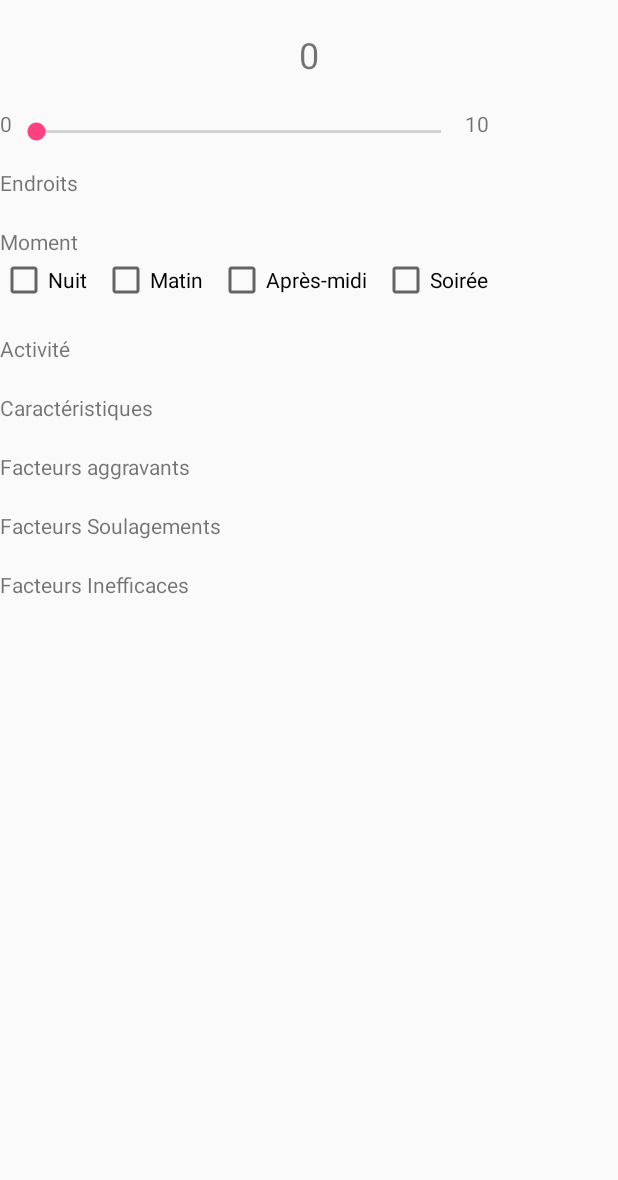
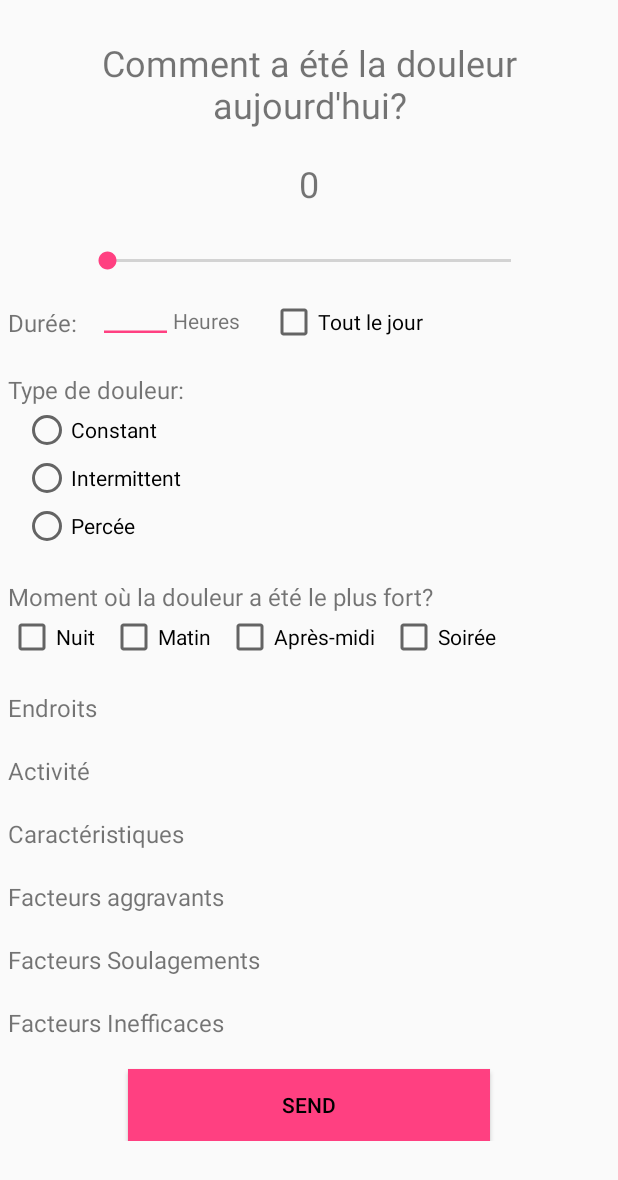
Before and after one commit to ssuffy/PaCon, an Android app: the NewDayActivity screen opened directly, with no data from a screen before it, on a phone screen of 412 x 824 dp. Shown: the top 1180 px of the screen. Run offline under Robolectric (Android 15) with nearby library versions, the phone set to English and light mode, and no system bars; our stand-ins replace Firebase (no records; nobody signed in at launch, a user with empty details on screens opened directly).

Commit message:
Ajout sur la saisie de la journée

```diff
--- a/app/src/main/java/com/sofi/pacon/NewDayActivity.java
+++ b/app/src/main/java/com/sofi/pacon/NewDayActivity.java
@@ -26,11 +26,7 @@ public class NewDayActivity extends AppCompatActivity {
     protected void onCreate(Bundle savedInstanceState) {
         super.onCreate(savedInstanceState);
 
-        final RelativeLayout.LayoutParams layoutParams = new RelativeLayout.LayoutParams(RelativeLayout.LayoutParams.WRAP_CONTENT,
-                RelativeLayout.LayoutParams.WRAP_CONTENT);
-        //layoutParams.setMargins(10, 10,0, 0);
-
-        referencesDAO = new ReferencesDAO(layoutParams, this);
+        referencesDAO = new ReferencesDAO(this);
 
         setContentView(R.layout.activity_new_day);
 
@@ -75,19 +71,19 @@ public class NewDayActivity extends AppCompatActivity {
         lblscoreEVA.setText(String.valueOf(progress));
 
         if (progress < 2) {
-            lblscoreEVA.setHighlightColor(Color.GREEN);
+            lblscoreEVA.setBackgroundColor(Color.GREEN);
         }
         if (progress >= 2 && progress < 4) {
-            lblscoreEVA.setHighlightColor(Color.rgb(214, 243, 65));
+            lblscoreEVA.setBackgroundColor(Color.rgb(214, 243, 65));
         }
         if (progress >= 4 && progress < 6) {
-            lblscoreEVA.setHighlightColor(Color.YELLOW);
+            lblscoreEVA.setBackgroundColor(Color.YELLOW);
         }
         if (progress >= 6 && progress < 8) {
-            lblscoreEVA.setHighlightColor(Color.rgb(255, 195, 0));
+            lblscoreEVA.setBackgroundColor(Color.rgb(255, 195, 0));
         }
         if (progress >= 8) {
-            lblscoreEVA.setHighlightColor(Color.RED);
+            lblscoreEVA.setBackgroundColor(Color.RED);
         }
     }
 
--- a/app/src/main/java/com/sofi/pacon/domain/dao/ReferencesDAO.java
+++ b/app/src/main/java/com/sofi/pacon/domain/dao/ReferencesDAO.java
@@ -26,7 +26,7 @@ public class ReferencesDAO {
     private DatabaseReference fireDatabase;
     private Context context;
 
-    public ReferencesDAO(RelativeLayout.LayoutParams layoutParams, Context context) {
+    public ReferencesDAO(Context context) {
         fireDatabase = FirebaseDatabase.getInstance().getReference();
         this.context = context;
     }
@@ -70,23 +70,25 @@ public class ReferencesDAO {
                 if (dataSnapshot.exists()) {
                     Iterable<DataSnapshot> result = dataSnapshot.getChildren();
 
-                    int cpt = 0, up = 0, left = 0;
+                    int cpt = 0, up = 0;
 
                     for (DataSnapshot value : result) {
                         RelativeLayout.LayoutParams layoutParams = new RelativeLayout.LayoutParams(RelativeLayout.LayoutParams.WRAP_CONTENT,
                                 RelativeLayout.LayoutParams.WRAP_CONTENT);
+                        layoutParams.setMargins(10, 10,50, 0);
                         String reference = value.getValue().toString();
                         CheckBox checkBox = new CheckBox(context);
                         checkBox.setText(reference);
                         int id = View.generateViewId();
                         checkBox.setId(id);
                         if (cpt > 0) {
-                            layoutParams.addRule(RelativeLayout.RIGHT_OF, left);
                             layoutParams.addRule(RelativeLayout.BELOW, up);
+                            if(cpt % 2 != 0) {
+                                layoutParams.setMargins(500, 10,10, 0);
+                            }
                         }
                         checkBox.setLayoutParams(layoutParams);
                         checkBoxesLayout.addView(checkBox);
-                        left = (cpt % 2 == 0) ? id : 0;
                         up = (cpt % 2 == 0) ? up : id;
                         cpt++;
                     }
--- a/app/src/main/res/layout/activity_new_day.xml
+++ b/app/src/main/res/layout/activity_new_day.xml
@@ -5,10 +5,23 @@
     android:layout_height="match_parent"
     tools:context="com.sofi.pacon.NewDayActivity">
 
+    <ScrollView xmlns:android="http://schemas.android.com/apk/res/android"
+        android:layout_width="match_parent"
+        android:layout_height="match_parent"
+        android:padding="5dp" >
+
         <RelativeLayout xmlns:android="http://schemas.android.com/apk/res/android"
+            android:layout_width="match_parent"
+            android:layout_height="match_parent">
+
+            <TextView
+                android:id="@+id/lblTitle_day"
                 android:layout_width="fill_parent"
-        android:layout_height="fill_parent"
-        android:scrollbarAlwaysDrawVerticalTrack="true">
+                android:layout_height="wrap_content"
+                android:text="Comment a été la douleur aujourd'hui?"
+                android:textSize="24sp"
+                android:gravity="center"
+                android:layout_marginTop="20dip" />
 
             <TextView
                 android:id="@+id/lblScoreEVA"
@@ -17,6 +30,7 @@
                 android:text="0"
                 android:textSize="24sp"
                 android:gravity="center"
+                android:layout_below="@+id/lblTitle_day"
                 android:layout_marginTop="20dip" />
 
             <TextView
@@ -25,17 +39,23 @@
                 android:layout_height="wrap_content"
                 android:text="0"
                 android:layout_marginTop="20dip"
-            android:layout_below="@+id/lblScoreEVA"/>
+                android:layout_below="@+id/lblScoreEVA"
+                android:layout_toLeftOf="@+id/evaBar"/>
 
             <SeekBar
                 android:id="@+id/evaBar"
                 style="@android:style/Widget.DeviceDefault.SeekBar"
-            android:layout_width="302dp"
+                android:layout_width="match_parent"
                 android:layout_height="30dp"
                 android:max="10"
                 android:layout_marginTop="20dip"
-            android:layout_below="@+id/lblScoreEVA"
-            android:layout_toRightOf="@+id/lbl0"/>
+                android:layout_marginLeft="50dip"
+                android:layout_marginRight="50dip"
+                android:gravity="center"
+                android:layout_gravity="center"
+                android:minHeight="60dp"
+                android:maxHeight="60dp"
+                android:layout_below="@+id/lblScoreEVA" />
 
             <TextView
                 android:id="@+id/lbl10"
@@ -46,30 +66,93 @@
                 android:layout_below="@+id/lblScoreEVA"
                 android:layout_toRightOf="@+id/evaBar"/>
 
+            <RelativeLayout
+                android:layout_width="match_parent"
+                android:layout_height="wrap_content"
+                android:id="@+id/infosDuree"
+                android:layout_below="@+id/evaBar">
+
                 <TextView
-            android:id="@+id/titleLocation"
+                    android:id="@+id/titleDuration"
                     android:layout_height="wrap_content"
                     android:layout_width="wrap_content"
-            android:text="Endroits"
+                    android:text="Durée: "
+                    android:textSize="16sp"
+                    android:layout_marginTop="15dp" />
+
+                <EditText
+                    android:id="@+id/editTextDuree"
+                    android:layout_width="50dip"
+                    android:layout_height="20dip"
+                    android:layout_marginTop="20dip"
+                    android:layout_marginLeft="10dp"
+                    android:layout_toRightOf="@+id/titleDuration" />
+
+                <TextView
+                    android:id="@+id/textHours"
+                    android:layout_height="wrap_content"
+                    android:layout_width="wrap_content"
+                    android:text="Heures"
                     android:textSize="14sp"
+                    android:layout_marginTop="15dp"
+                    android:layout_toRightOf="@+id/editTextDuree" />
+
+                <CheckBox
+                    android:id="@+id/checkboxAllDay"
+                    android:layout_width="wrap_content"
+                    android:layout_height="wrap_content"
+                    android:layout_toRightOf="@+id/textHours"
+                    android:layout_marginTop="10dp"
+                    android:layout_marginLeft="20dp"
+                    android:text="Tout le jour" />
+
+                <TextView
+                    android:id="@+id/typePain"
+                    android:layout_height="wrap_content"
+                    android:layout_width="wrap_content"
+                    android:text="Type de douleur: "
+                    android:textSize="16sp"
                     android:layout_marginTop="20dip"
-            android:layout_below="@+id/lbl0"
-            android:layout_alignParentLeft="true"/>
+                    android:layout_below="@+id/editTextDuree" />
 
-        <RelativeLayout
-            android:id="@+id/checkBoxesLocation"
-            android:layout_width="match_parent"
+                <RadioGroup
+                    android:layout_width="wrap_content"
                     android:layout_height="wrap_content"
-            android:layout_below="@+id/titleLocation"/>
+                    android:layout_below="@+id/typePain">
+                    <RadioButton
+                        android:id="@+id/radioConstant"
+                        android:layout_width="wrap_content"
+                        android:layout_height="wrap_content"
+                        android:text="Constant"
+                        android:layout_marginTop="0dp"
+                        android:layout_marginLeft="10dp"
+                        android:layout_below="@+id/typePain"/>
+                    <RadioButton
+                        android:id="@+id/radioIntermittent"
+                        android:layout_width="wrap_content"
+                        android:layout_height="wrap_content"
+                        android:text="Intermittent"
+                        android:layout_marginLeft="10dp"
+                        android:layout_below="@+id/radioConstant"/>
+                    <RadioButton
+                        android:id="@+id/radioPercee"
+                        android:layout_width="wrap_content"
+                        android:layout_height="wrap_content"
+                        android:text="Percée"
+                        android:layout_marginLeft="10dp"
+                        android:layout_below="@+id/radioIntermittent"/>
+
+                </RadioGroup>
+            </RelativeLayout>
 
             <TextView
                 android:id="@+id/titleMoment"
                 android:layout_height="wrap_content"
                 android:layout_width="wrap_content"
-            android:text="Moment"
-            android:textSize="14sp"
+                android:text="Moment où la douleur a été le plus fort?"
+                android:textSize="16sp"
                 android:layout_marginTop="20dip"
-            android:layout_below="@+id/checkBoxesLocation"
+                android:layout_below="@+id/infosDuree"
                 />
 
             <RelativeLayout
@@ -111,13 +194,29 @@
             </RelativeLayout>
 
             <TextView
+                android:id="@+id/titleLocation"
+                android:layout_height="wrap_content"
+                android:layout_width="wrap_content"
+                android:text="Endroits"
+                android:textSize="16sp"
+                android:layout_marginTop="20dip"
+                android:layout_below="@+id/checkBoxesMoment"
+                android:layout_alignParentLeft="true"/>
+
+            <RelativeLayout
+                android:id="@+id/checkBoxesLocation"
+                android:layout_width="match_parent"
+                android:layout_height="wrap_content"
+                android:layout_below="@+id/titleLocation"/>
+
+            <TextView
                 android:id="@+id/titleActivity"
                 android:layout_height="wrap_content"
                 android:layout_width="wrap_content"
                 android:text="Activité"
-            android:textSize="14sp"
+                android:textSize="16sp"
                 android:layout_marginTop="20dip"
-            android:layout_below="@+id/checkBoxesMoment"
+                android:layout_below="@+id/checkBoxesLocation"
                 android:layout_alignParentLeft="true"/>
 
             <RelativeLayout
@@ -131,7 +230,7 @@
                 android:layout_width="wrap_content"
                 android:layout_height="wrap_content"
                 android:text="Caractéristiques"
-            android:textSize="14sp"
+                android:textSize="16sp"
                 android:layout_marginTop="20dip"
                 android:layout_below="@+id/checkBoxesActivity" />
 
@@ -146,7 +245,7 @@
                 android:layout_width="wrap_content"
                 android:layout_height="wrap_content"
                 android:text="Facteurs aggravants"
-            android:textSize="14sp"
+                android:textSize="16sp"
                 android:layout_marginTop="20dip"
                 android:layout_below="@id/checkBoxesFeelings" />
 
@@ -161,7 +260,7 @@
                 android:layout_width="wrap_content"
                 android:layout_height="wrap_content"
                 android:text="Facteurs Soulagements"
-            android:textSize="14sp"
+                android:textSize="16sp"
                 android:layout_marginTop="20dip"
                 android:layout_below="@id/checkBoxesContributeFactor" />
 
@@ -176,7 +275,7 @@
                 android:layout_width="wrap_content"
                 android:layout_height="wrap_content"
                 android:text="Facteurs Inefficaces"
-            android:textSize="14sp"
+                android:textSize="16sp"
                 android:layout_marginTop="20dip"
                 android:layout_below="@+id/checkBoxesRelieveEffect" />
 
@@ -186,121 +285,20 @@
                 android:id="@+id/checkBoxesIneffectiveFactor"
                 android:layout_below="@+id/titleIneffectiveFactor" />
 
+            <Button
+                android:id="@+id/btn_saveNewDay"
+                android:layout_width="fill_parent"
+                android:layout_height="wrap_content"
+                android:layout_marginTop="20dip"
+                android:layout_marginRight="80dip"
+                android:layout_marginLeft="80dip"
+                android:background="@color/colorAccent"
+                android:text="@string/btn_send"
+                android:textColor="@android:color/black"
+                android:layout_below="@+id/checkBoxesIneffectiveFactor" />
+
         </RelativeLayout>
 
-    <!--TableLayout xmlns:android="http://schemas.android.com/apk/res/android"
-        android:layout_width="fill_parent"
-        android:layout_height="fill_parent"
-        android:stretchColumns="1"
-        android:background="@color/colorPrimary"
-        android:padding="@dimen/activity_horizontal_margin"
-        app:layout_behavior="@string/appbar_scrolling_view_behavior">
-
-        <TableRow>
-            <CheckBox android:id="@+id/checkbox_dos_basse"
-                android:layout_width="wrap_content"
-                android:layout_height="wrap_content"
-                android:text="Dos (basse)"
-                android:layout_marginTop="20dip" />
-            <CheckBox android:id="@+id/checkbox_cuisse"
-                android:layout_width="wrap_content"
-                android:layout_height="wrap_content"
-                android:text="Cuisse (droite)"
-                android:layout_marginTop="20dip" />
-        </TableRow>
-
-        <TableRow>
-            <CheckBox
-            <CheckBox android:id="@+id/checkbox_dos_droit"
-                android:layout_width="wrap_content"
-                android:layout_height="wrap_content"
-                android:text="Dos (droit)"
-                android:layout_marginTop="20dip" />
-            <CheckBox android:id="@+id/checkbox_hanche"
-                android:layout_width="wrap_content"
-                android:layout_height="wrap_content"
-                android:text="Hanche (droite)"
-                android:layout_marginTop="20dip" />
-        </TableRow>
-
-        <TableRow>
-            <CheckBox android:id="@+id/checkbox_morning"
-                android:layout_width="wrap_content"
-                android:layout_height="wrap_content"
-                android:text="Matin"
-                android:layout_marginTop="20dip" />
-            <CheckBox android:id="@+id/checkbox_afternoon"
-                android:layout_width="wrap_content"
-                android:layout_height="wrap_content"
-                android:text="Après-midi"
-                android:layout_marginTop="20dip" />
-        </TableRow>
-
-        <TableRow>
-            <CheckBox android:id="@+id/checkbox_evening"
-                android:layout_width="wrap_content"
-                android:layout_height="wrap_content"
-                android:text="Soirée"
-                android:layout_marginTop="20dip" />
-            <CheckBox android:id="@+id/checkbox_night"
-                android:layout_width="wrap_content"
-                android:layout_height="wrap_content"
-                android:text="Nuit"
-                android:layout_marginTop="20dip" />
-        </TableRow>
-
-        <TableRow>
-            <CheckBox android:id="@+id/checkbox_brulure"
-                android:layout_width="wrap_content"
-                android:layout_height="wrap_content"
-                android:text="Brûlure"
-                android:layout_marginTop="20dip" />
-            <CheckBox android:id="@+id/checkbox_decharge"
-                android:layout_width="wrap_content"
-                android:layout_height="wrap_content"
-                android:text="Décharges Electriques"
-                android:layout_marginTop="20dip" />
-        </TableRow>
-
-        <TableRow>
-            <CheckBox android:id="@+id/checkbox_demangeaisons"
-                android:layout_width="wrap_content"
-                android:layout_height="wrap_content"
-                android:text="Démangaisons"
-                android:layout_marginTop="20dip" />
-            <CheckBox android:id="@+id/checkbox_elancement"
-                android:layout_width="wrap_content"
-                android:layout_height="wrap_content"
-                android:text="Elancement"
-                android:layout_marginTop="20dip" />
-        </TableRow>
-
-        <TableRow>
-            <CheckBox android:id="@+id/checkbox_sitDown"
-                android:layout_width="wrap_content"
-                android:layout_height="wrap_content"
-                android:text="Être assis"
-                android:layout_marginTop="20dip" />
-            <CheckBox android:id="@+id/checkbox_sitUp"
-                android:layout_width="wrap_content"
-                android:layout_height="wrap_content"
-                android:text="Être debout"
-                android:layout_marginTop="20dip" />
-        </TableRow>
-
-        <TableRow>
-            <CheckBox android:id="@+id/checkbox_sport"
-                android:layout_width="wrap_content"
-                android:layout_height="wrap_content"
-                android:text="Sport"
-                android:layout_marginTop="20dip" />
-            <CheckBox android:id="@+id/checkbox_walk"
-                android:layout_width="wrap_content"
-                android:layout_height="wrap_content"
-                android:text="Marche"
-                android:layout_marginTop="20dip" />
-        </TableRow>
-
-    </TableLayout-->
+    </ScrollView>
 
 </android.support.constraint.ConstraintLayout>
```
Lines whose indentation alone changed are shown as unchanged.
